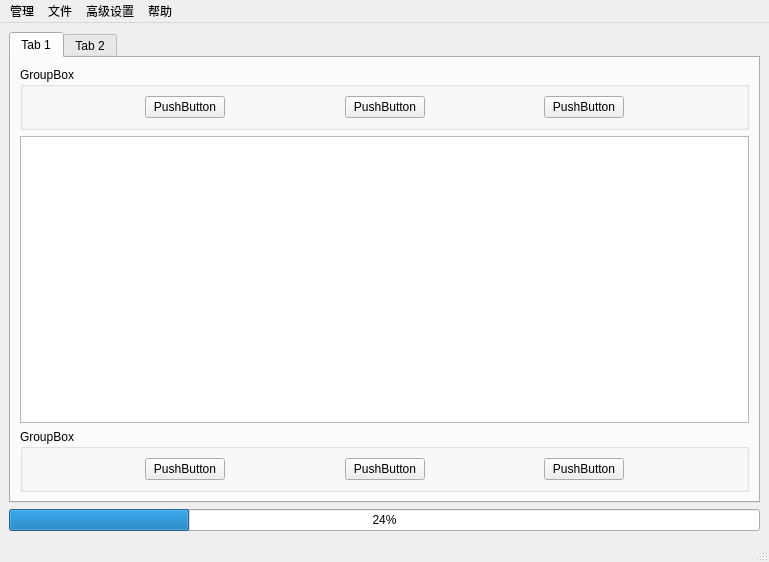
Before: the Qt Designer form uissma/MS_MainWindow.ui in zengrx/S.M.A.R.T, drawn with Qt 5.
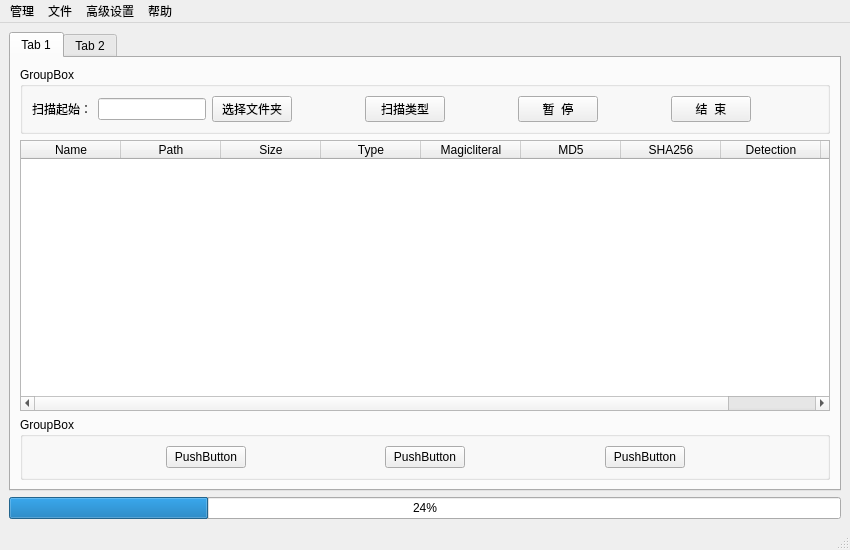
After: the same form once the commit is applied.

Diff of the .ui file:
```diff
--- a/uissma/MS_MainWindow.ui
+++ b/uissma/MS_MainWindow.ui
@@ -6,8 +6,8 @@
    <rect>
     <x>0</x>
     <y>0</y>
-    <width>769</width>
-    <height>562</height>
+    <width>850</width>
+    <height>550</height>
    </rect>
   </property>
   <property name="windowTitle">
@@ -36,22 +36,19 @@
               </property>
               <layout class="QHBoxLayout" name="horizontalLayout">
                <item>
-                <spacer name="horizontalSpacer">
-                 <property name="orientation">
-                  <enum>Qt::Horizontal</enum>
+                <widget class="QLabel" name="label">
+                 <property name="text">
+                  <string>扫描起始：</string>
                  </property>
-                 <property name="sizeHint" stdset="0">
-                  <size>
-                   <width>40</width>
-                   <height>20</height>
-                  </size>
-                 </property>
-                </spacer>
+                </widget>
                </item>
                <item>
-                <widget class="QPushButton" name="pushButton_3">
+                <widget class="QLineEdit" name="lineEdit"/>
+               </item>
+               <item>
+                <widget class="QPushButton" name="PB_SelectFolder">
                  <property name="text">
-                  <string>PushButton</string>
+                  <string>选择文件夹</string>
                  </property>
                 </widget>
                </item>
@@ -71,7 +68,27 @@
                <item>
                 <widget class="QPushButton" name="pushButton_2">
                  <property name="text">
-                  <string>PushButton</string>
+                  <string>扫描类型</string>
+                 </property>
+                </widget>
+               </item>
+               <item>
+                <spacer name="horizontalSpacer">
+                 <property name="orientation">
+                  <enum>Qt::Horizontal</enum>
+                 </property>
+                 <property name="sizeHint" stdset="0">
+                  <size>
+                   <width>40</width>
+                   <height>20</height>
+                  </size>
+                 </property>
+                </spacer>
+               </item>
+               <item>
+                <widget class="QPushButton" name="PB_Pause">
+                 <property name="text">
+                  <string>暂  停</string>
                  </property>
                 </widget>
                </item>
@@ -91,7 +108,7 @@
                <item>
                 <widget class="QPushButton" name="pushButton">
                  <property name="text">
-                  <string>PushButton</string>
+                  <string>结  束</string>
                  </property>
                 </widget>
                </item>
@@ -126,6 +143,57 @@
                 <height>220</height>
                </size>
               </property>
+              <property name="rowCount">
+               <number>0</number>
+              </property>
+              <property name="columnCount">
+               <number>9</number>
+              </property>
+              <column>
+               <property name="text">
+                <string>Name</string>
+               </property>
+              </column>
+              <column>
+               <property name="text">
+                <string>Path</string>
+               </property>
+              </column>
+              <column>
+               <property name="text">
+                <string>Size</string>
+               </property>
+              </column>
+              <column>
+               <property name="text">
+                <string>Type</string>
+               </property>
+              </column>
+              <column>
+               <property name="text">
+                <string>Magicliteral</string>
+               </property>
+              </column>
+              <column>
+               <property name="text">
+                <string>MD5</string>
+               </property>
+              </column>
+              <column>
+               <property name="text">
+                <string>SHA256</string>
+               </property>
+              </column>
+              <column>
+               <property name="text">
+                <string>Detection</string>
+               </property>
+              </column>
+              <column>
+               <property name="text">
+                <string>AnalysisDate</string>
+               </property>
+              </column>
              </widget>
             </item>
             <item>
@@ -237,8 +305,8 @@
     <rect>
      <x>0</x>
      <y>0</y>
-     <width>769</width>
-     <height>31</height>
+     <width>850</width>
+     <height>23</height>
     </rect>
    </property>
    <widget class="QMenu" name="menu">
```
Left out of the diff: 15 changed lines with no effect on the pictures.
